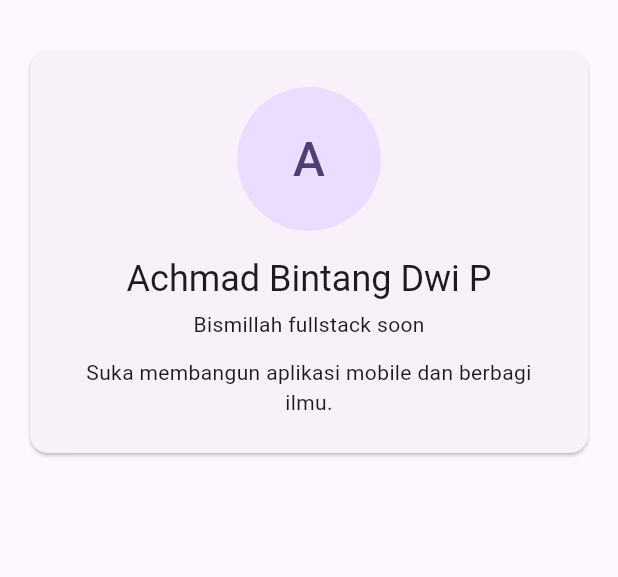
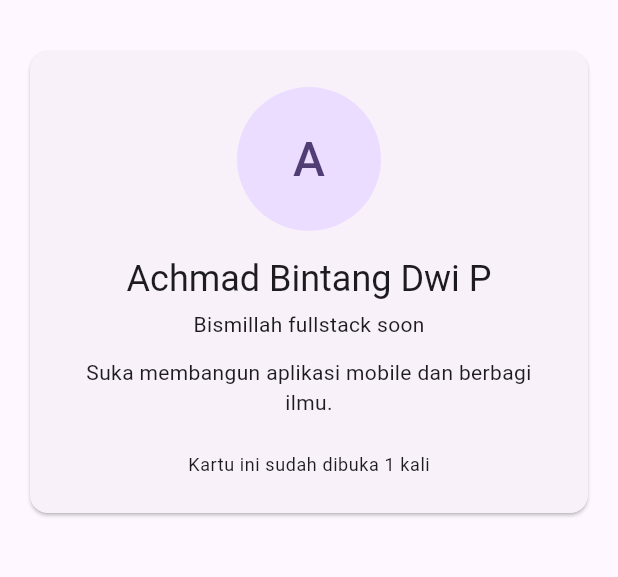
Before and after one commit to achmadbintang0101-maker/tugas-local-storage-sqlite, a Flutter app: the screen it shows after launch, on a phone screen of 412 x 824 dp, the part 63-640 px from its top. Run offline on Flutter 3.47's test engine with Material 3 defaults, Android fonts, the phone set to English and light mode, and no system bars; our stand-ins replace shared_preferences.

Commit message:
Checkpoint 2: penghitung bertambah setiap aplikasi dibuka, dan tidak kembali ke 1.

```diff
--- a/lib/main.dart
+++ b/lib/main.dart
@@ -1,12 +1,19 @@
 import 'package:flutter/material.dart';
 import 'pages/profile_page.dart';
+import 'services/pref_service.dart';
 
-void main() {
-  runApp(const MyApp());
+void main() async {
+  WidgetsFlutterBinding.ensureInitialized();
+  final prefs = await PrefService.init();
+  await prefs.increaseOpenCount();
+
+  runApp(MyApp(prefs: prefs));
 }
 
 class MyApp extends StatelessWidget {
-  const MyApp({super.key});
+  final PrefService prefs;
+
+  const MyApp({super.key, required this.prefs});
 
   @override
   Widget build(BuildContext context) {
@@ -17,7 +24,7 @@ class MyApp extends StatelessWidget {
         colorScheme: ColorScheme.fromSeed(seedColor: Colors.deepPurple),
         useMaterial3: true,
       ),
-      home: const ProfilePage(),
+      home: ProfilePage(prefs: prefs),
     );
   }
 }
--- a/lib/pages/profile_page.dart
+++ b/lib/pages/profile_page.dart
@@ -1,8 +1,11 @@
 import 'package:flutter/material.dart';
 import '../models/profile_data.dart';
+import '../services/pref_service.dart';
 
 class ProfilePage extends StatelessWidget {
-  const ProfilePage({super.key});
+  final PrefService prefs;
+
+  const ProfilePage({super.key, required this.prefs});
 
   @override
   Widget build(BuildContext context) {
@@ -41,6 +44,13 @@ class ProfilePage extends StatelessWidget {
                     profile.bio,
                     textAlign: TextAlign.center,
                   ),
+                  const SizedBox(height: 24),
+                  Center(
+                    child: Text(
+                      'Kartu ini sudah dibuka ${prefs.openCount} kali',
+                      style: Theme.of(context).textTheme.bodySmall,
+                    ),
+                  ),
                 ],
               ),
             ),
--- /dev/null
+++ b/lib/services/pref_service.dart
@@ -0,0 +1,23 @@
+import 'package:shared_preferences/shared_preferences.dart';
+
+class PrefService {
+  final SharedPreferences _prefs;
+
+  PrefService._(this._prefs);
+
+  // Kunci penyimpanan untuk counter
+  static const _kOpenCount = 'open_count';
+
+  /// Dipanggil sekali saat aplikasi mulai
+  static Future<PrefService> init() async {
+    final prefs = await SharedPreferences.getInstance();
+    return PrefService._(prefs);
+  }
+
+  // Getter untuk mengambil jumlah buka aplikasi (default 0 jika belum ada)
+  int get openCount => _prefs.getInt(_kOpenCount) ?? 0;
+
+  // Fungsi untuk menambah hitungan buka aplikasi
+  Future<void> increaseOpenCount() =>
+      _prefs.setInt(_kOpenCount, openCount + 1);
+}
--- a/pubspec.yaml
+++ b/pubspec.yaml
@@ -34,6 +34,7 @@ dependencies:
   # The following adds the Cupertino Icons font to your application.
   # Use with the CupertinoIcons class for iOS style icons.
   cupertino_icons: ^1.0.8
+  shared_preferences: ^2.5.6
 
 dev_dependencies:
   flutter_test:
```
Also changed, not shown: pubspec.lock, 3 other files.
